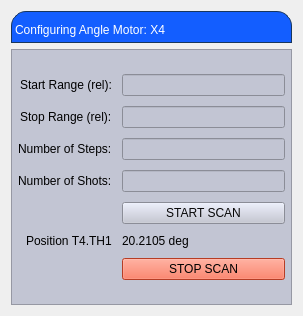
The window that angle_x4.ui (carogee/snd_screens) describes before a commit, drawn with Qt 5.
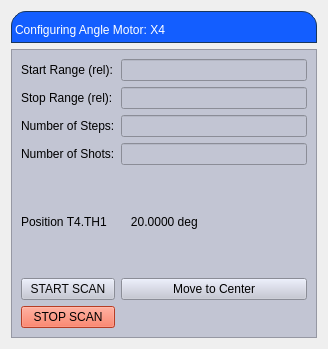
The same window after the commit. Custom widgets are drawn as their Qt base class.

Commit message: add button to move to center for all stages

What changed in the file:
```diff
--- a/angle_x4.ui
+++ b/angle_x4.ui
@@ -6,8 +6,8 @@
    <rect>
     <x>0</x>
     <y>0</y>
-    <width>303</width>
-    <height>316</height>
+    <width>328</width>
+    <height>349</height>
    </rect>
   </property>
   <property name="windowTitle">
@@ -47,53 +47,15 @@
        <property name="frameShadow">
         <enum>QFrame::Raised</enum>
        </property>
-       <layout class="QVBoxLayout" name="verticalLayout_3" stretch="0">
-        <property name="leftMargin">
-         <number>0</number>
-        </property>
-        <property name="topMargin">
-         <number>0</number>
-        </property>
-        <property name="rightMargin">
-         <number>0</number>
-        </property>
-        <property name="bottomMargin">
-         <number>0</number>
-        </property>
-        <item>
-         <layout class="QFormLayout" name="formLayout">
-          <property name="labelAlignment">
-           <set>Qt::AlignRight|Qt::AlignTrailing|Qt::AlignVCenter</set>
-          </property>
-          <property name="formAlignment">
-           <set>Qt::AlignLeading|Qt::AlignLeft|Qt::AlignVCenter</set>
-          </property>
-          <property name="horizontalSpacing">
-           <number>10</number>
-          </property>
-          <property name="verticalSpacing">
-           <number>10</number>
-          </property>
-          <property name="leftMargin">
-           <number>6</number>
-          </property>
-          <property name="topMargin">
-           <number>6</number>
-          </property>
-          <property name="rightMargin">
-           <number>6</number>
-          </property>
-          <property name="bottomMargin">
-           <number>6</number>
-          </property>
-          <item row="1" column="0">
+       <layout class="QGridLayout" name="gridLayout">
+        <item row="0" column="0">
            <widget class="QLabel" name="StartRange">
             <property name="text">
              <string>Start Range (rel):</string>
             </property>
            </widget>
           </item>
-          <item row="1" column="1">
+        <item row="0" column="1" colspan="2">
            <widget class="PyDMLineEdit" name="startLineEdit">
             <property name="toolTip">
              <string/>
@@ -124,14 +86,14 @@
             </property>
            </widget>
           </item>
-          <item row="2" column="0">
+        <item row="1" column="0">
            <widget class="QLabel" name="StopRange">
             <property name="text">
              <string>Stop Range (rel):</string>
             </property>
            </widget>
           </item>
-          <item row="2" column="1">
+        <item row="1" column="1" colspan="2">
            <widget class="PyDMLineEdit" name="stopLineEdit">
             <property name="toolTip">
              <string/>
@@ -165,14 +127,14 @@
             </property>
            </widget>
           </item>
-          <item row="3" column="0">
+        <item row="2" column="0">
            <widget class="QLabel" name="nSteps">
             <property name="text">
              <string>Number of Steps:</string>
             </property>
            </widget>
           </item>
-          <item row="3" column="1">
+        <item row="2" column="1" colspan="2">
            <widget class="PyDMLineEdit" name="stepLineEdit">
             <property name="toolTip">
              <string/>
@@ -206,8 +168,74 @@
             </property>
            </widget>
           </item>
-          <item row="5" column="0">
+        <item row="3" column="0">
+         <widget class="QLabel" name="nShots">
+          <property name="text">
+           <string>Number of Shots:</string>
+          </property>
+         </widget>
+        </item>
+        <item row="3" column="1" colspan="2">
+         <widget class="PyDMLineEdit" name="nShotsLineEdit"/>
+        </item>
+        <item row="4" column="0">
+         <widget class="PyDMLabel" name="PositionLabel">
+          <property name="toolTip">
+           <string/>
+          </property>
+          <property name="lineWidth">
+           <number>3</number>
+          </property>
+          <property name="text">
+           <string>Position T4.TH1</string>
+          </property>
+         </widget>
+        </item>
+        <item row="4" column="1">
+         <widget class="PyDMLabel" name="PositionRBV">
+          <property name="enabled">
+           <bool>true</bool>
+          </property>
+          <property name="toolTip">
+           <string/>
+          </property>
+          <property name="text">
+           <string>   20.0000 deg</string>
+          </property>
+          <property name="precision" stdset="0">
+           <number>4</number>
+          </property>
+          <property name="showUnits" stdset="0">
+           <bool>true</bool>
+          </property>
+          <property name="precisionFromPV" stdset="0">
+           <bool>false</bool>
+          </property>
+          <property name="alarmSensitiveContent" stdset="0">
+           <bool>false</bool>
+          </property>
+          <property name="alarmSensitiveBorder" stdset="0">
+           <bool>true</bool>
+          </property>
+          <property name="PyDMToolTip" stdset="0">
+           <string/>
+          </property>
+          <property name="channel" stdset="0">
+           <string>CA://XCS:SND:T4:TH1.RBV</string>
+          </property>
+          <property name="enableRichText" stdset="0">
+           <bool>false</bool>
+          </property>
+         </widget>
+        </item>
+        <item row="4" column="2">
            <widget class="PyDMByteIndicator" name="PyDMByteIndicator" native="true">
+          <property name="font">
+           <font>
+            <pointsize>14</pointsize>
+            <kerning>true</kerning>
+           </font>
+          </property>
             <property name="toolTip">
              <string/>
             </property>
@@ -245,8 +273,17 @@
             </property>
            </widget>
           </item>
-          <item row="5" column="1">
+        <item row="5" column="0">
            <widget class="PyDMPushButton" name="startButton">
+          <property name="enabled">
+           <bool>true</bool>
+          </property>
+          <property name="sizeIncrement">
+           <size>
+            <width>0</width>
+            <height>0</height>
+           </size>
+          </property>
             <property name="toolTip">
              <string/>
             </property>
@@ -264,54 +301,14 @@
             </property>
            </widget>
           </item>
+        <item row="5" column="1" colspan="2">
+         <widget class="PyDMPushButton" name="moveToCenter">
+          <property name="text">
+           <string>Move to Center</string>
+          </property>
+         </widget>
+        </item>
           <item row="6" column="0">
-           <widget class="PyDMLabel" name="PyDMLabel">
-            <property name="toolTip">
-             <string/>
-            </property>
-            <property name="lineWidth">
-             <number>3</number>
-            </property>
-            <property name="text">
-             <string>Position T4.TH1</string>
-            </property>
-           </widget>
-          </item>
-          <item row="6" column="1">
-           <widget class="PyDMLabel" name="PyDMLabel_2">
-            <property name="toolTip">
-             <string/>
-            </property>
-            <property name="text">
-             <string>20.2105 deg</string>
-            </property>
-            <property name="precision" stdset="0">
-             <number>4</number>
-            </property>
-            <property name="showUnits" stdset="0">
-             <bool>true</bool>
-            </property>
-            <property name="precisionFromPV" stdset="0">
-             <bool>false</bool>
-            </property>
-            <property name="alarmSensitiveContent" stdset="0">
-             <bool>false</bool>
-            </property>
-            <property name="alarmSensitiveBorder" stdset="0">
-             <bool>true</bool>
-            </property>
-            <property name="PyDMToolTip" stdset="0">
-             <string/>
-            </property>
-            <property name="channel" stdset="0">
-             <string>CA://XCS:SND:T4:TH1.RBV</string>
-            </property>
-            <property name="enableRichText" stdset="0">
-             <bool>false</bool>
-            </property>
-           </widget>
-          </item>
-          <item row="7" column="1">
            <widget class="PyDMPushButton" name="stopButton">
             <property name="toolTip">
              <string/>
@@ -333,18 +330,6 @@
              <string>1</string>
             </property>
            </widget>
-          </item>
-          <item row="4" column="0">
-           <widget class="QLabel" name="nShots">
-            <property name="text">
-             <string>Number of Shots:</string>
-            </property>
-           </widget>
-          </item>
-          <item row="4" column="1">
-           <widget class="PyDMLineEdit" name="nShotsLineEdit"/>
-          </item>
-         </layout>
         </item>
        </layout>
       </widget>
```
Lines whose indentation alone changed are shown as unchanged. The commit also changes 6 other files.
